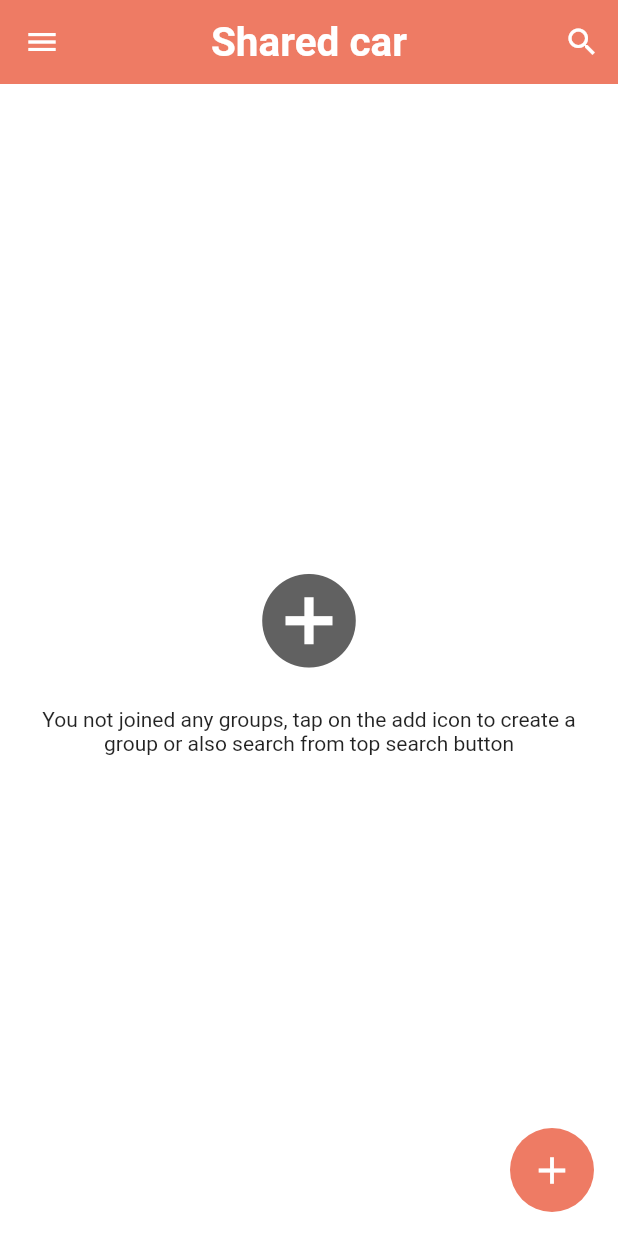
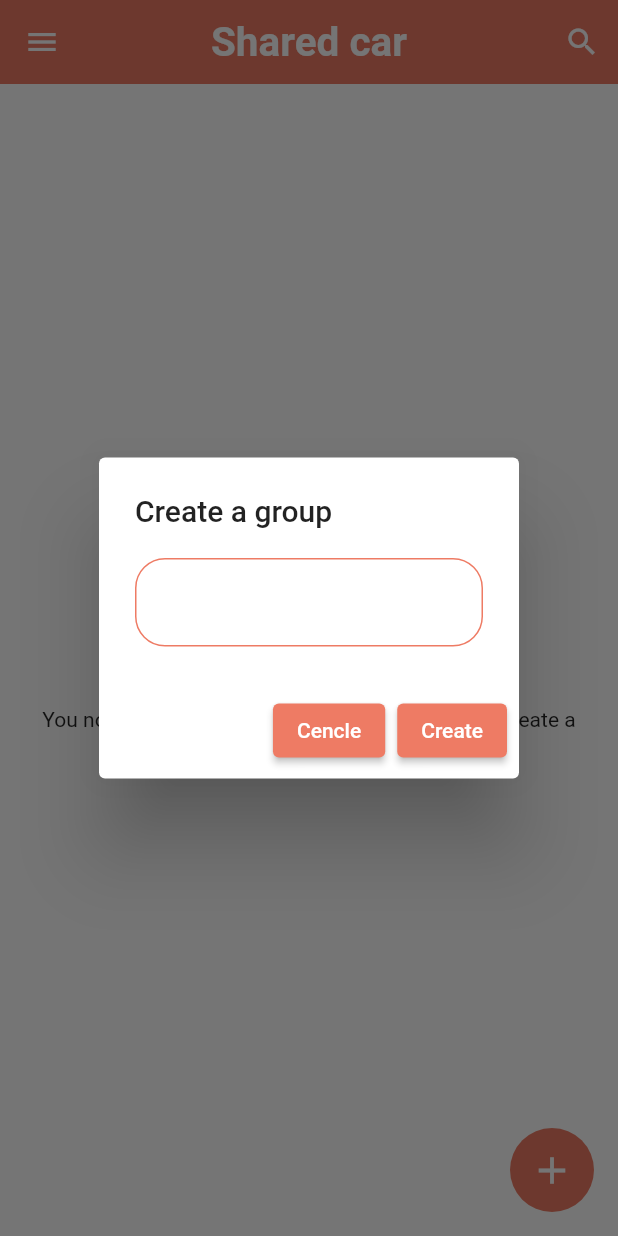
Before and after one commit to PAWink/success_app, a Flutter app: the HomePage screen opened directly, after a tap on the "add" icon, on a phone screen of 412 x 824 dp. Run offline on Flutter 3.47's test engine with Material 2 defaults, Android fonts, the light colour scheme and no system bars; our stand-ins replace cloud_firestore, firebase_auth, firebase_core, matcher, shared_preferences; accounts and stored records are empty.

Commit message:
สร้างกลุ่มได้แล้ว

```diff
--- a/lib/pages/home_page.dart
+++ b/lib/pages/home_page.dart
@@ -1,4 +1,6 @@
 // ignore_for_file: use_build_context_synchronously
+
+import 'dart:ui';
 
 import 'package:firebase_auth/firebase_auth.dart';
 import 'package:flutter/material.dart';
@@ -24,6 +26,8 @@ class _HomePageState extends State<HomePage> {
   String student = '';
   String phone = '';
   Stream? groupPost;
+  bool _isLoading = false;
+  String groupName = '';
 
   @override
   void initState() {
@@ -187,7 +191,81 @@ class _HomePageState extends State<HomePage> {
     );
   }
 
-  popUpDialog(BuildContext context) {}
+  popUpDialog(BuildContext context) {
+    showDialog(
+        barrierDismissible: false,
+        context: context,
+        builder: (context) {
+          return AlertDialog(
+            title: const Text(
+              'Create a group',
+              textAlign: TextAlign.left,
+            ),
+            content: Column(
+              mainAxisSize: MainAxisSize.min,
+              children: [
+                _isLoading == true
+                    ? Center(
+                        child: CircularProgressIndicator(
+                            color: Theme.of(context).primaryColor),
+                      )
+                    : TextField(
+                        onChanged: (val) {
+                          setState(() {
+                            groupName = val;
+                          });
+                        },
+                        style: const TextStyle(color: Colors.black),
+                        decoration: InputDecoration(
+                          enabledBorder: OutlineInputBorder(
+                              borderSide: BorderSide(
+                                  color: Theme.of(context).primaryColor),
+                              borderRadius: BorderRadius.circular(20)),
+                          errorBorder: OutlineInputBorder(
+                              borderSide: const BorderSide(color: Colors.red),
+                              borderRadius: BorderRadius.circular(20)),
+                          focusedBorder: OutlineInputBorder(
+                              borderSide: BorderSide(
+                                  color: Theme.of(context).primaryColor),
+                              borderRadius: BorderRadius.circular(20)),
+                        ),
+                      ),
+              ],
+            ),
+            actions: [
+              ElevatedButton(
+                onPressed: () {
+                  Navigator.of(context).pop();
+                },
+                style: ElevatedButton.styleFrom(
+                    primary: Theme.of(context).primaryColor),
+                child: const Text('Cencle'),
+              ),
+              ElevatedButton(
+                onPressed: () async {
+                  if (groupName != "") {
+                    setState(() {
+                      _isLoading = true;
+                    });
+                    DatabaseService(uid: FirebaseAuth.instance.currentUser!.uid)
+                        .createGroup(name,
+                            FirebaseAuth.instance.currentUser!.uid, groupName)
+                        .whenComplete(() {
+                      _isLoading = false;
+                    });
+                    Navigator.of(context).pop();
+                    showSnackBar(
+                        context, Colors.green, "Group created successfully.");
+                  }
+                },
+                style: ElevatedButton.styleFrom(
+                    primary: Theme.of(context).primaryColor),
+                child: const Text('Create'),
+              ),
+            ],
+          );
+        });
+  }
 
   groupList() {
     return StreamBuilder(
@@ -220,10 +298,15 @@ class _HomePageState extends State<HomePage> {
         mainAxisAlignment: MainAxisAlignment.center,
         crossAxisAlignment: CrossAxisAlignment.center,
         children: [
-          Icon(
-            Icons.add_circle,
-            color: Colors.grey[700],
-            size: 75,
+          GestureDetector(
+            onTap: () {
+              popUpDialog(context);
+            },
+            child: Icon(
+              Icons.add_circle,
+              color: Colors.grey[700],
+              size: 75,
+            ),
           ),
           const SizedBox(
             height: 20,
```
Also changed, not shown: lib/service/database_service.dart (+24 -0 lines).
